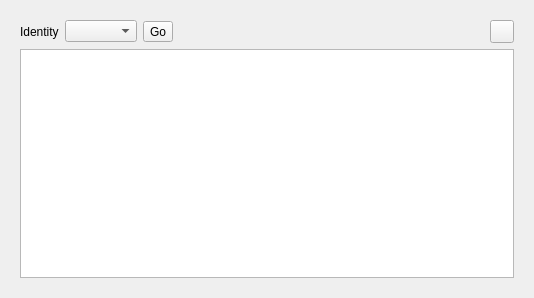
sqlitebrowser/sqlitebrowser, file src/RemoteDock.ui: the form before one commit.
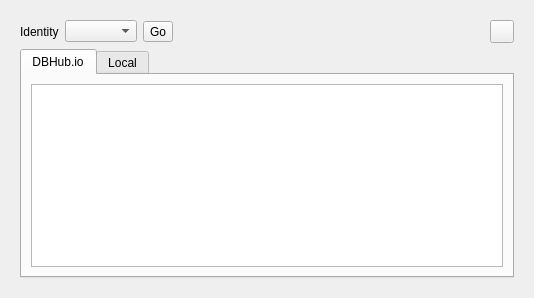
The form after the commit. Icons and pictures are not drawn.

Commit message: dbhub: Add view of all checked out databases

```diff
--- a/src/RemoteDock.ui
+++ b/src/RemoteDock.ui
@@ -81,10 +81,34 @@
         </layout>
        </item>
        <item>
-        <widget class="QTreeView" name="treeStructure">
-         <property name="whatsThis">
-          <string>&lt;html&gt;&lt;head/&gt;&lt;body&gt;&lt;p&gt;In this pane, remote databases from dbhub.io website can be added to DB Browser for SQLite. First you need an identity:&lt;/p&gt;&lt;ol style=&quot;margin-top: 0px; margin-bottom: 0px; margin-left: 0px; margin-right: 0px; -qt-list-indent: 1;&quot;&gt;&lt;li style=&quot; margin-top:12px; margin-bottom:0px; margin-left:0px; margin-right:0px; -qt-block-indent:0; text-indent:0px;&quot;&gt;Login to the dbhub.io website (use your GitHub credentials or whatever you want)&lt;/li&gt;&lt;li style=&quot; margin-top:0px; margin-bottom:0px; margin-left:0px; margin-right:0px; -qt-block-indent:0; text-indent:0px;&quot;&gt;Click the button to &amp;quot;Generate client certificate&amp;quot; (that's your identity). That'll give you a certificate file (save it to your local disk).&lt;/li&gt;&lt;li style=&quot; margin-top:0px; margin-bottom:12px; margin-left:0px; margin-right:0px; -qt-block-indent:0; text-indent:0px;&quot;&gt;Go to the Remote tab in DB Browser for SQLite Preferences. Click the button to add a new certificate to DB Browser for SQLite and choose the just downloaded certificate file.&lt;/li&gt;&lt;/ol&gt;&lt;p&gt;Now the Remote panel shows your identity and you can add remote databases.&lt;/p&gt;&lt;/body&gt;&lt;/html&gt;</string>
+        <widget class="QTabWidget" name="tabs">
+         <property name="currentIndex">
+          <number>0</number>
          </property>
+         <widget class="QWidget" name="tabRemote">
+          <attribute name="title">
+           <string>DBHub.io</string>
+          </attribute>
+          <layout class="QVBoxLayout" name="verticalLayout_4">
+           <item>
+            <widget class="QTreeView" name="treeRemote">
+             <property name="whatsThis">
+              <string>&lt;html&gt;&lt;head/&gt;&lt;body&gt;&lt;p&gt;In this pane, remote databases from dbhub.io website can be added to DB Browser for SQLite. First you need an identity:&lt;/p&gt;&lt;ol style=&quot;margin-top: 0px; margin-bottom: 0px; margin-left: 0px; margin-right: 0px; -qt-list-indent: 1;&quot;&gt;&lt;li style=&quot; margin-top:12px; margin-bottom:0px; margin-left:0px; margin-right:0px; -qt-block-indent:0; text-indent:0px;&quot;&gt;Login to the dbhub.io website (use your GitHub credentials or whatever you want)&lt;/li&gt;&lt;li style=&quot; margin-top:0px; margin-bottom:0px; margin-left:0px; margin-right:0px; -qt-block-indent:0; text-indent:0px;&quot;&gt;Click the button to &amp;quot;Generate client certificate&amp;quot; (that's your identity). That'll give you a certificate file (save it to your local disk).&lt;/li&gt;&lt;li style=&quot; margin-top:0px; margin-bottom:12px; margin-left:0px; margin-right:0px; -qt-block-indent:0; text-indent:0px;&quot;&gt;Go to the Remote tab in DB Browser for SQLite Preferences. Click the button to add a new certificate to DB Browser for SQLite and choose the just downloaded certificate file.&lt;/li&gt;&lt;/ol&gt;&lt;p&gt;Now the Remote panel shows your identity and you can add remote databases.&lt;/p&gt;&lt;/body&gt;&lt;/html&gt;</string>
+             </property>
+            </widget>
+           </item>
+          </layout>
+         </widget>
+         <widget class="QWidget" name="tabLocal">
+          <attribute name="title">
+           <string>Local</string>
+          </attribute>
+          <layout class="QVBoxLayout" name="verticalLayout_5">
+           <item>
+            <widget class="QTreeView" name="treeLocal"/>
+           </item>
+          </layout>
+         </widget>
         </widget>
        </item>
       </layout>
```
Left out of the diff: 29 changed lines with no effect on the pictures. The commit also changes 9 other files.
